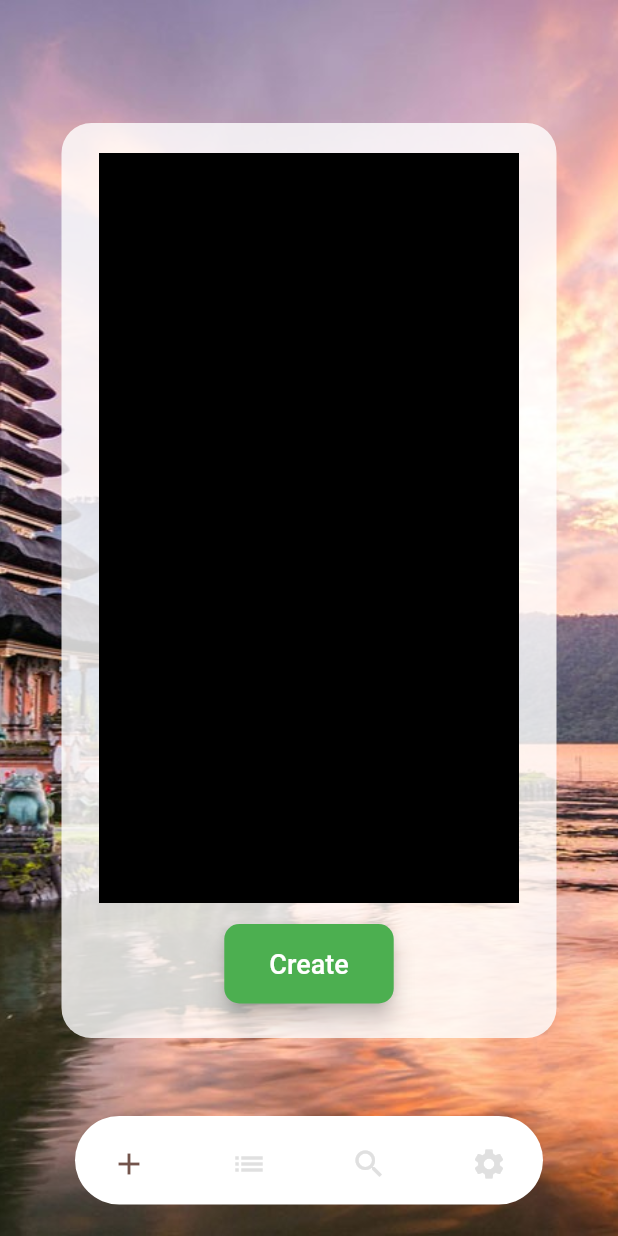
After one commit to WIBU1234/tubespariwisata, a Flutter app: the AddMain screen opened directly, on a phone screen of 412 x 824 dp. The commit adds this screen. Run offline on Flutter 3.47's test engine with Material 2 defaults, Android fonts, the phone set to English and light mode, and no system bars; drawn by our look-alikes of dot_navigation_bar; our stand-ins replace camera, cloud_firestore, firebase_core, flutter_map, latlong2, sensors and 1 more; missing offline and left inert: mobile_scanner; accounts and stored records are empty.

Commit message:
AdminOnProgress+ModelDestinasi

```diff
--- /dev/null
+++ b/lib/adminLaunch/container/attractions.dart
@@ -0,0 +1,89 @@
+// IMPORT LIB FROM FLUTTER
+// import 'dart:math';
+import 'package:flutter/material.dart';
+import 'package:sensors/sensors.dart';
+// IMPORT LIB FROM FUNCTION
+import 'package:tubespariwisata/sharedPreferencesFunction/shared.dart';
+import 'package:tubespariwisata/firebaseFunction/functionFirebaseHelper.dart';
+// import 'package:tubespariwisata/anotherPageLauncher/launcher.dart';
+
+class AttractionContainer extends StatefulWidget {
+  const AttractionContainer({Key? key}) : super(key: key);
+
+  @override
+  State<AttractionContainer> createState() => _AttractionContainerState();
+}
+
+class _AttractionContainerState extends State<AttractionContainer> {
+
+  @override
+  void initState() {
+    super.initState();
+  }
+
+  @override
+  Widget build(BuildContext context) {
+    return Container(
+      decoration: const BoxDecoration(
+        image: DecorationImage(
+          image: AssetImage("resources/images/bali.jpg"),
+          fit: BoxFit.cover,
+        ),
+      ),
+      child: Padding(
+        padding: const EdgeInsets.only(bottom: 50),
+        child: Center(
+          child: Container(
+            width: 330,
+            height: 610,
+            decoration: BoxDecoration(
+              borderRadius: BorderRadius.circular(20),
+              color: Colors.white.withOpacity(0.8),
+            ),
+
+            child: Padding(
+              padding: const EdgeInsets.all(20.0),
+              child: Column(
+                children: [
+                  Container(
+                    width: 280,
+                    height: 500,
+                    color: Colors.black,
+                  ),
+
+                  const SizedBox(height: 14),
+                  Row(
+                    crossAxisAlignment: CrossAxisAlignment.center,
+                    mainAxisAlignment: MainAxisAlignment.center,
+                    children: [
+                      ElevatedButton(
+                        style: ElevatedButton.styleFrom(
+                          backgroundColor: Colors.green,
+                          padding: const EdgeInsets.symmetric(
+                              horizontal: 30, vertical: 16),
+                          shape: RoundedRectangleBorder(
+                            borderRadius: BorderRadius.circular(10),
+                          ),
+                          elevation: 6,
+                        ),
+                        onPressed: () {
+
+                        },
+                        child: const Text(
+                          'Create',
+                          style: TextStyle(fontSize: 18),
+                        ),
+                      ),
+                    ],
+                  ),
+                ],
+              ),
+            ),
+
+
+          ),
+        ),
+      ),
+    );
+  }
+}
--- /dev/null
+++ b/lib/adminLaunch/pageAdmin/addDestination.dart
@@ -0,0 +1,112 @@
+// FLUTTER LIB IMPORTER
+import 'package:flutter/material.dart';
+import 'package:dot_navigation_bar/dot_navigation_bar.dart';
+// PAGE IMPORTER
+import 'package:tubespariwisata/entity/user.dart';
+// FUNCTION IMPORTER
+// import 'package:tubespariwisata/firebaseFunction/functionFirebaseHelper.dart';
+// import 'package:tubespariwisata/sharedPreferencesFunction/shared.dart';
+// LAUNCHER IMPORTER
+// import 'package:tubespariwisata/anotherPageLauncher/launcher.dart';
+// LAUNCHER FORCE PAGE
+import 'package:tubespariwisata/adminLaunch/container/attractions.dart';
+import 'package:tubespariwisata/page/homepage/settingscontainer.dart';
+
+class AddMain extends StatefulWidget {
+  const AddMain({Key? superKey}): super(key: superKey);
+
+  @override
+  State<AddMain> createState() => _AddMainState();
+}
+
+class _AddMainState extends State<AddMain> {
+  var _selectedTab = _SelectedTab.home;
+  bool isPasswordVisible = true;
+  String? userId;
+  User? userTemp;
+  bool isMenuVisible = false;
+
+  @override
+  void initState() {
+    super.initState();
+  }
+
+  Widget _getSelectedScreen() {
+    switch (_selectedTab) {
+      case _SelectedTab.home:
+        return _buildAttractionsContainer();
+      case _SelectedTab.person:
+        return _buildPersonContainer();
+      case _SelectedTab.search:
+        return _buildSearchContainer();
+      case _SelectedTab.settings:
+        return _buildSettingsContainer();
+    }
+  }
+
+  // HOME CONTAINER
+  Widget _buildAttractionsContainer() {
+    return const AttractionContainer();
+  }
+
+  // PROFILE CONTAINER
+  Widget _buildPersonContainer() {
+    return const AttractionContainer();
+  }
+
+  // GRID ITEM CONTAINER
+  Widget _buildSearchContainer() {
+    return const AttractionContainer();
+  }
+
+  // SETTINGS CONTAINER
+  Widget _buildSettingsContainer() {
+    return const SettingPage();
+  }
+
+  void _handleIndexChanged(int i) {
+    setState(() {
+      _selectedTab = _SelectedTab.values[i];
+    });
+  }
+
+  @override
+  Widget build(BuildContext context) {
+
+    return Scaffold(
+      extendBody: true,
+      body: _getSelectedScreen(),
+      bottomNavigationBar: Padding(
+        padding: const EdgeInsets.only(bottom: 1),
+        child: DotNavigationBar(
+          margin: const EdgeInsets.only(left: 10, right: 10),
+          currentIndex: _SelectedTab.values.indexOf(_selectedTab),
+          dotIndicatorColor: Colors.white,
+          unselectedItemColor: Colors.grey[300],
+          splashBorderRadius: 50,
+          onTap: _handleIndexChanged,
+          items: [
+            DotNavigationBarItem(
+              icon: const Icon(Icons.add),
+              selectedColor: const Color(0xff73544C),
+            ),
+            DotNavigationBarItem(
+              icon: const Icon(Icons.list),
+              selectedColor: const Color(0xff73544C),
+            ),
+            DotNavigationBarItem(
+              icon: const Icon(Icons.search),
+              selectedColor: const Color(0xff73544C),
+            ),
+            DotNavigationBarItem(
+              icon: const Icon(Icons.settings),
+              selectedColor: const Color(0xff73544C),
+            ),
+          ],
+        ),
+      ),
+    );
+  }
+}
+
+enum _SelectedTab { home, person, search, settings }
--- a/lib/page/homepage/mainhomecontainer.dart
+++ b/lib/page/homepage/mainhomecontainer.dart
@@ -502,5 +502,4 @@ class _MainHomeState extends State<MainHome> {
       ),
     );
   }
-
 }
--- a/lib/sharedPreferencesFunction/shared.dart
+++ b/lib/sharedPreferencesFunction/shared.dart
@@ -20,7 +20,7 @@ Future removeUserID() async {
   await prefs.remove('userID');
 }
 
-// SAFE BY USER
+// SAFE BY OBJECT USER
 Future<User?> saveUserForObject(User user) async {
   final prefs = await SharedPreferences.getInstance();
   await prefs.setString('user', jsonEncode(user));
```
Also changed, not shown: lib/adminLaunch/container/addDestionation/createDestination.dart (added, +289 -0 lines), lib/anotherPageLauncher/launcher.dart (+8 -0 lines), lib/entity/destinasi.dart (added, +47 -0 lines), lib/firebaseFunction/functionFirebaseHelper.dart (+34 -0 lines), lib/main.dart (+10 -3 lines), lib/page/firstLanding/loginpage.dart (+7 -7 lines), lib/adminLaunch/container/culinary.dart (added), lib/adminLaunch/container/culture.dart (added), lib/adminLaunch/container/tours.dart (added).
